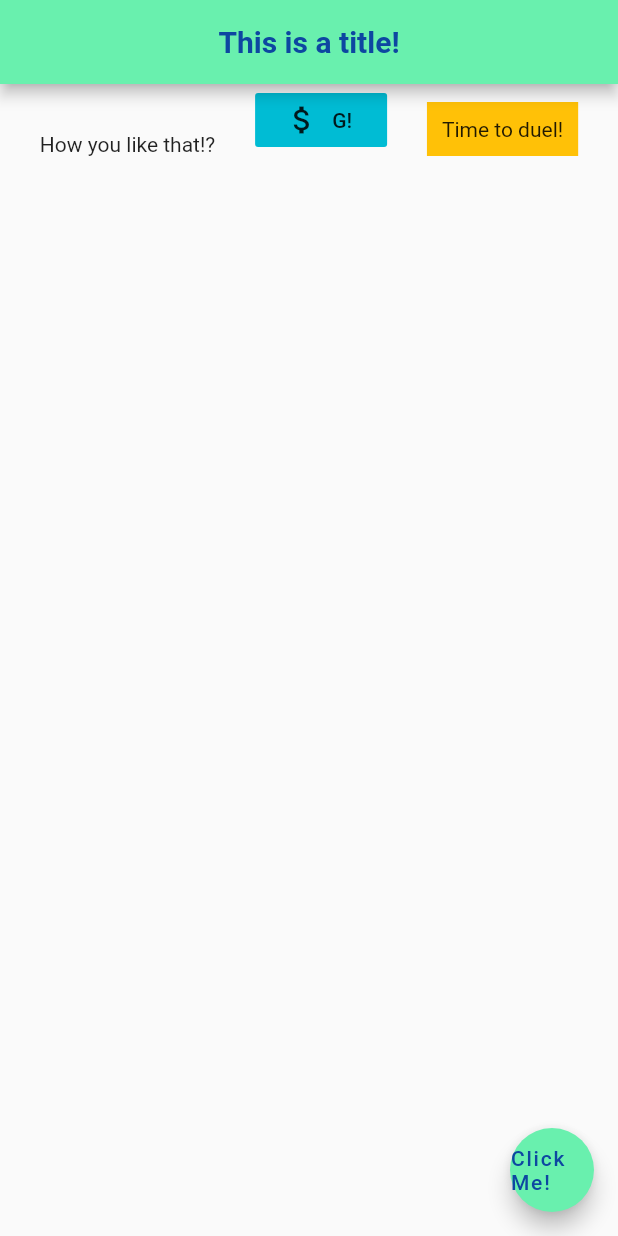
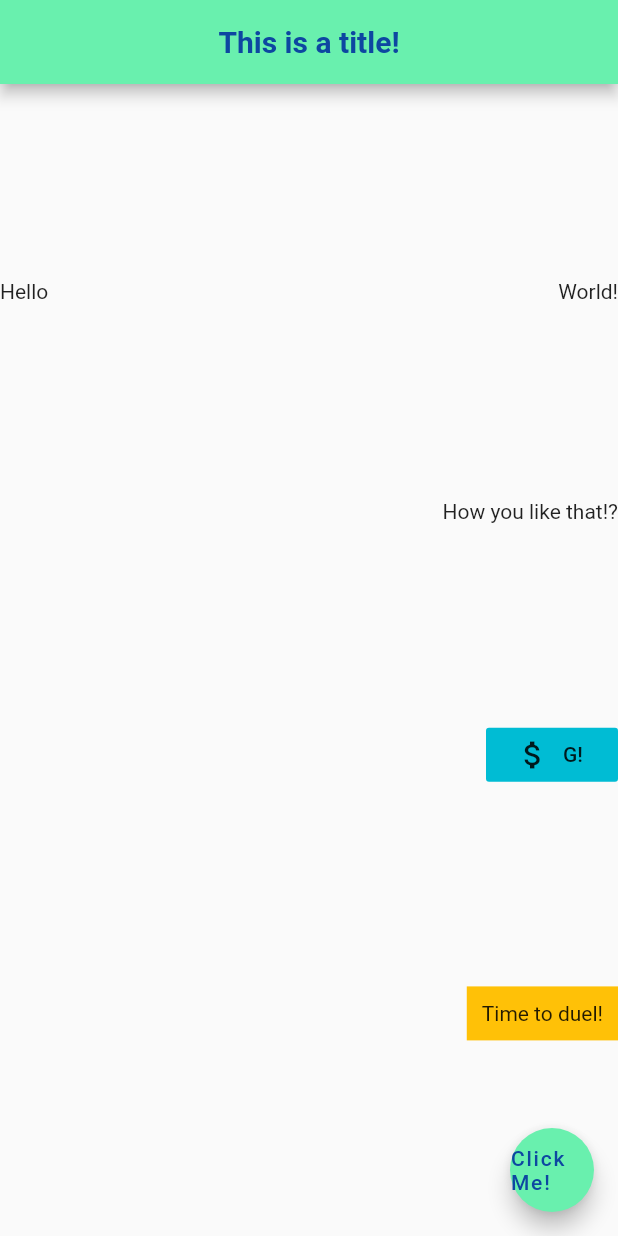
Before and after one commit to nguyenhjustin/flutter-practice, a Flutter app: the screen it shows after launch, on a phone screen of 412 x 824 dp. Run offline on Flutter 3.47's test engine with Material 2 defaults, Android fonts, the phone set to English and light mode, and no system bars.

Commit message:
Use Column

```diff
--- a/lib/main.dart
+++ b/lib/main.dart
@@ -22,10 +22,17 @@ class Home extends StatelessWidget {
         centerTitle: true,
         backgroundColor: Colors.greenAccent,
       ),
-      body: Row(
+      body: Column(
         mainAxisAlignment: MainAxisAlignment.spaceEvenly,
         crossAxisAlignment: CrossAxisAlignment.end,
         children: [
+          Row(
+            mainAxisAlignment: MainAxisAlignment.spaceBetween,
+            children: [
+              Text('Hello'),
+              Text('World!'),
+            ],
+          ),
           Text('How you like that!?'),
           FlatButton.icon(
             onPressed: () {},
```
